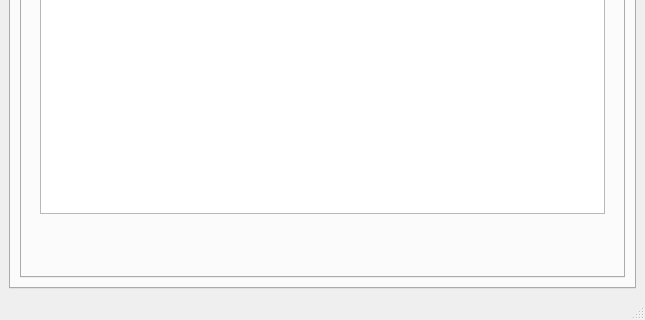
Above: main.ui from IUPBAuf/IUP-Regression-Model before the change; both pictures show x 0 to 645 and y 562 to 882 of the 645 by 882 pixel window. Below: the same form after it.
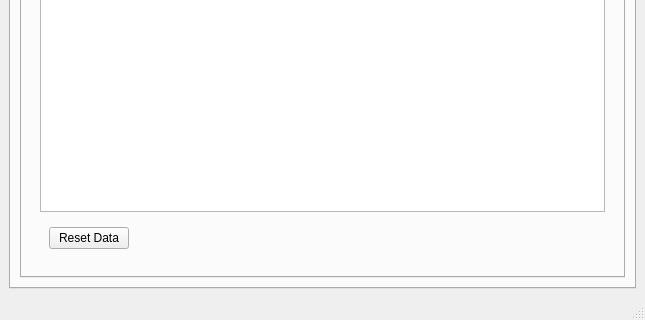
That is the form after the change. The open tabs and pages were chosen to show the change.

Commit message:
Dataset manipulation
Added the option to change values while in the program. Changed values are shown with a red background. A button at the bottom will reset all the changes done to the current dataset.

```diff
--- a/main.ui
+++ b/main.ui
@@ -656,6 +656,13 @@
                <item>
                 <widget class="QWidget" name="widget_21" native="true">
                  <layout class="QHBoxLayout" name="horizontalLayout_8">
+                  <item>
+                   <widget class="QPushButton" name="data_dim_reset">
+                    <property name="text">
+                     <string>Reset Data</string>
+                    </property>
+                   </widget>
+                  </item>
                   <item>
                    <spacer name="horizontalSpacer_4">
                     <property name="orientation">
```
The commit also changes 1 other file.
